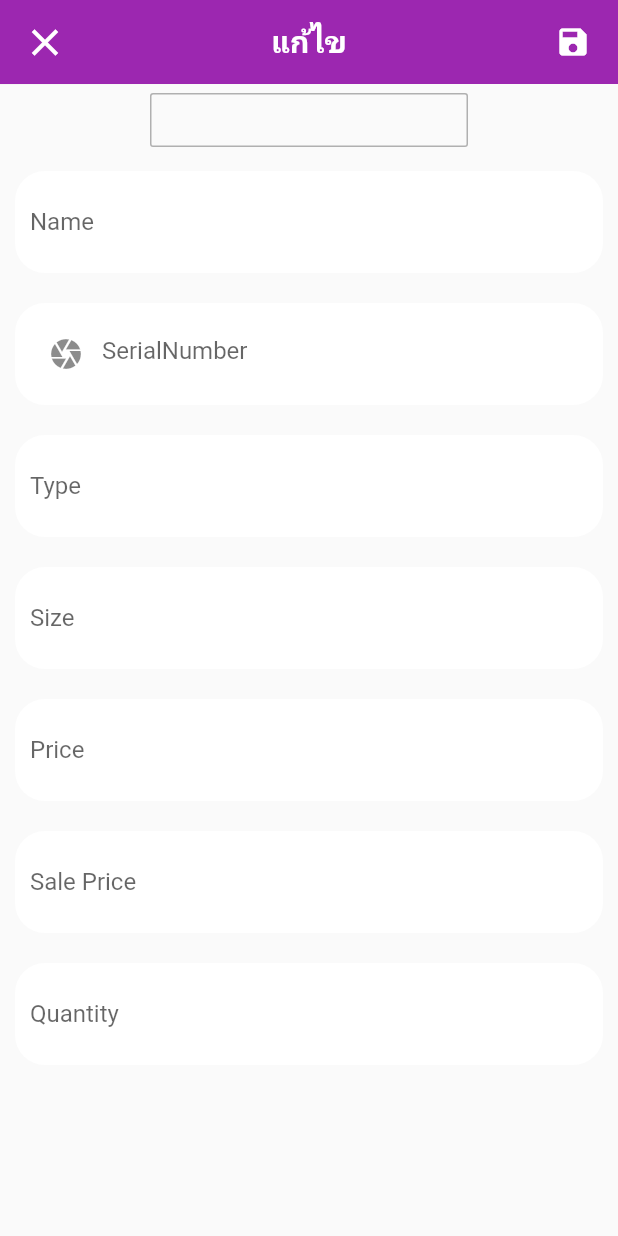
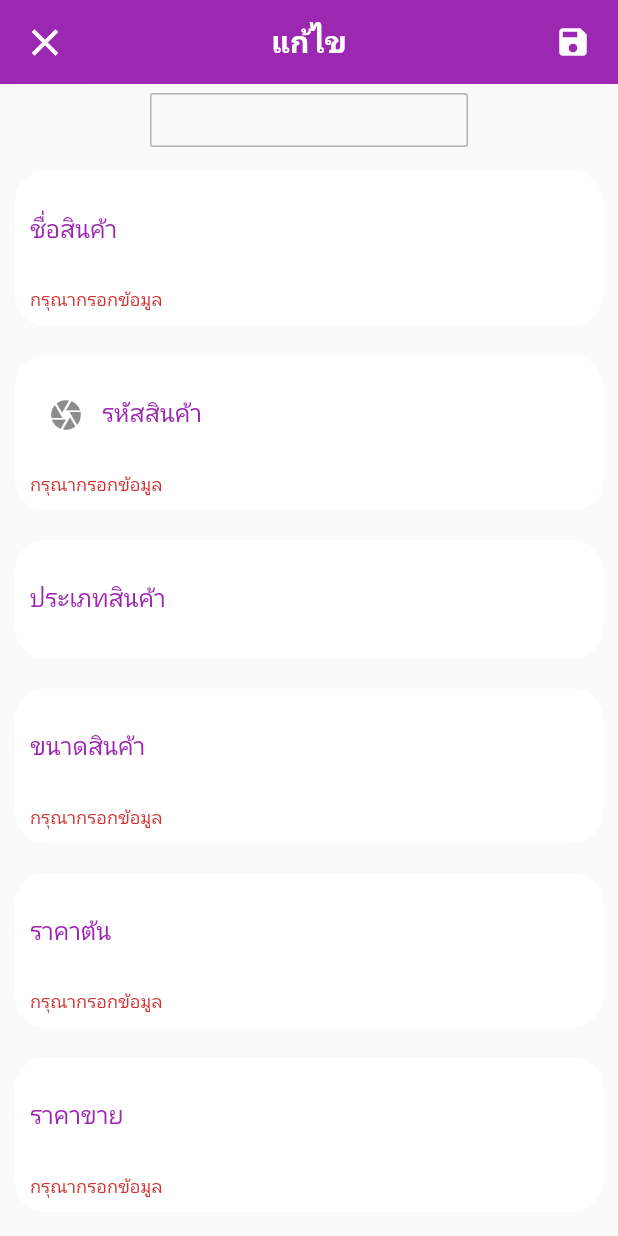
Before and after one commit to MelonDev/pos_flutter_app, a Flutter app: the ProductDetail screen opened directly with empty values, after a tap on the "edit" icon, on a phone screen of 412 x 824 dp. Run offline on Flutter 3.47's test engine with Material 2 defaults, Android fonts, the phone set to English and light mode, and no system bars; our stand-ins replace bloc, cloud_firestore, equatable, firebase_auth, firebase_database, firebase_storage and 8 more; missing offline and left inert: barcode_scan; accounts and stored records are empty; Roboto replaces fonts that are missing (Itim).

Commit message:
- Fix UI & Form

```diff
--- a/lib/page/page_add_products.dart
+++ b/lib/page/page_add_products.dart
@@ -237,7 +237,7 @@ class _addProductsState extends State<addProducts> {
                                                   border: InputBorder.none),
                                               validator: (value) {
                                                 if (value.isEmpty) {
-                                                  return 'The Name field cannot be empty';
+                                                  return 'กรุณากรอกข้อมูล';
                                                 }
                                                 return null;
                                               },
@@ -264,6 +264,7 @@ class _addProductsState extends State<addProducts> {
                                                 WhitelistingTextInputFormatter
                                                     .digitsOnly
                                               ],
+                                              autovalidate: true,
                                               decoration: InputDecoration(
                                                 labelText: "รหัสสินค้า",
                                                 labelStyle: TextStyle(
@@ -275,14 +276,15 @@ class _addProductsState extends State<addProducts> {
                                                   onPressed: () {
                                                     print("A0");
                                                     _externalBloc.add(
-                                                        OpenScannerExternalEvent(
-                                                            false));
+                                                      OpenScannerExternalEvent(
+                                                          false),
+                                                    );
                                                   },
                                                 ),
                                               ),
                                               validator: (value) {
                                                 if (value.isEmpty) {
-                                                  return 'The SerialNumber field cannot be empty';
+                                                  return 'กรุณากรอกข้อมูล';
                                                 }
                                                 return null;
                                               },
@@ -318,6 +320,7 @@ class _addProductsState extends State<addProducts> {
                                             padding: const EdgeInsets.all(10),
                                             child: TextFormField(
                                               controller: _typeTextController,
+                                              autovalidate: true,
                                               decoration: InputDecoration(
                                                 labelText: "ประเภทสินค้า",
                                                 labelStyle: TextStyle(
@@ -326,7 +329,7 @@ class _addProductsState extends State<addProducts> {
                                               ),
                                               validator: (value) {
                                                 if (value.isEmpty) {
-                                                  return 'The Type field cannot be empty';
+                                                  return 'กรุณากรอกข้อมูล';
                                                 }
                                                 return null;
                                               },
@@ -353,6 +356,7 @@ class _addProductsState extends State<addProducts> {
                                                 WhitelistingTextInputFormatter
                                                     .digitsOnly
                                               ],
+                                              autovalidate: true,
                                               decoration: InputDecoration(
                                                   labelText: "ขนาดสินค้า",
                                                   labelStyle: TextStyle(
@@ -360,7 +364,7 @@ class _addProductsState extends State<addProducts> {
                                                   border: InputBorder.none),
                                               validator: (value) {
                                                 if (value.isEmpty) {
-                                                  return 'The Size field cannot be empty';
+                                                  return 'กรุณากรอกข้อมูล';
                                                 }
                                                 return null;
                                               },
@@ -386,6 +390,7 @@ class _addProductsState extends State<addProducts> {
                                                 WhitelistingTextInputFormatter
                                                     .digitsOnly
                                               ],
+                                              autovalidate: true,
                                               decoration: InputDecoration(
                                                   labelText: "ราคาต้น",
                                                   labelStyle: TextStyle(
@@ -393,7 +398,7 @@ class _addProductsState extends State<addProducts> {
                                                   border: InputBorder.none),
                                               validator: (value) {
                                                 if (value.isEmpty) {
-                                                  return 'The Price field cannot be empty';
+                                                  return 'กรุณากรอกข้อมูล';
                                                 }
                                                 return null;
                                               },
@@ -420,6 +425,7 @@ class _addProductsState extends State<addProducts> {
                                                 WhitelistingTextInputFormatter
                                                     .digitsOnly
                                               ],
+                                              autovalidate: true,
                                               decoration: InputDecoration(
                                                   labelText: "ราคาขาย",
                                                   labelStyle: TextStyle(
@@ -427,7 +433,7 @@ class _addProductsState extends State<addProducts> {
                                                   border: InputBorder.none),
                                               validator: (value) {
                                                 if (value.isEmpty) {
-                                                  return 'The Price field cannot be empty';
+                                                  return 'กรุณากรอกข้อมูล';
                                                 }
                                                 return null;
                                               },
@@ -454,6 +460,7 @@ class _addProductsState extends State<addProducts> {
                                                 WhitelistingTextInputFormatter
                                                     .digitsOnly
                                               ],
+                                              autovalidate: true,
                                               decoration: InputDecoration(
                                                   labelText: "จำนวน",
                                                   labelStyle: TextStyle(
@@ -461,7 +468,7 @@ class _addProductsState extends State<addProducts> {
                                                   border: InputBorder.none),
                                               validator: (value) {
                                                 if (value.isEmpty) {
-                                                  return 'The Quantity field cannot be empty';
+                                                  return 'กรุณากรอกข้อมูล';
                                                 }
                                                 return null;
                                               },
@@ -508,7 +515,7 @@ class _addProductsState extends State<addProducts> {
                                                         context, zip, _image1));
                                                 _externalBloc.add(
                                                     InitialExternalEvent());
-                                              }else{
+                                              } else {
                                                 _showDialogIsNotEmpty(context);
                                               }
                                             },
--- a/lib/page/page_products_details.dart
+++ b/lib/page/page_products_details.dart
@@ -10,6 +10,7 @@ import 'package:posflutterapp/bloc/external/external_bloc.dart';
 import 'package:posflutterapp/bloc/firebase_crud/firebase_crud_bloc.dart';
 import 'package:posflutterapp/bloc/firebase_products/firebase_products_bloc.dart';
 import 'package:posflutterapp/models/products_models.dart';
+import 'package:rflutter_alert/rflutter_alert.dart';
 //import 'package:posflutterapp/page/page_edit_products_details.dart';
 
 class ProductDetails extends StatefulWidget {
@@ -107,6 +108,13 @@ class ProductDetail extends StatelessWidget {
   }
 
   Product zipProduct() {
+    if (_checkTextReady(_nameTextControllerProductDetails.text) &&
+        _checkTextReady(_serialNumberTextControllerProductDetails.text) &&
+        _checkTextReady(_typeTextControllerProductDetails.text) &&
+        _checkTextReady(_priceTextControllerProductDetails.text) &&
+        _checkTextReady(_salePriceTextControllerProductDetails.text) &&
+        _checkTextReady(_sizeTextControllerProductDetails.text) &&
+        _checkTextReady(_quantityTextControllerProductDetails.text)) {
       Product product = Product();
       product.id = id;
       product.name = _nameTextControllerProductDetails.text;
@@ -118,6 +126,29 @@ class ProductDetail extends StatelessWidget {
       product.quantity = _quantityTextControllerProductDetails.text;
       product.image = _product.image;
       return product;
+    } else {
+      return null;
+    }
+  }
+
+  bool _checkTextReady(String text) => text.length > 0;
+
+  _showDialogIsNotEmpty(BuildContext context) {
+    Alert(
+      context: context,
+
+      title: "กรุณากรอกข้อมูลให้ครบ !",
+      //desc: "เงินทอน ${change.toStringAsFixed(2)} บาท",
+      buttons: [
+        DialogButton(
+          child: Text("ยืนยัน"),
+          color: Colors.green,
+          onPressed: () {
+            Navigator.pop(context);
+          },
+        ),
+      ],
+    ).show();
   }
 
   @override
@@ -379,12 +410,15 @@ class ProductDetail extends StatelessWidget {
                                         enabled: _state is EditExternalState,
                                         controller:
                                             _nameTextControllerProductDetails,
+                                        autovalidate: true,
                                         decoration: InputDecoration(
-                                            hintText: "Name",
+                                            labelText: 'ชื่อสินค้า',
+                                            labelStyle:
+                                                TextStyle(color: Colors.purple),
                                             border: InputBorder.none),
                                         validator: (value) {
                                           if (value.isEmpty) {
-                                            return 'The Name field cannot be empty';
+                                            return 'กรุณากรอกข้อมูล';
                                           }
                                           return null;
                                         },
@@ -409,13 +443,14 @@ class ProductDetail extends StatelessWidget {
                                           WhitelistingTextInputFormatter
                                               .digitsOnly
                                         ],
+                                        autovalidate: true,
                                         decoration: InputDecoration(
-                                          hintText: "SerialNumber",
+                                          labelText: "รหัสสินค้า",
+                                          labelStyle: TextStyle(
+                                              color: Colors.purple),
                                           border: InputBorder.none,
                                           prefixIcon: IconButton(
-                                            icon: Icon(
-                                              Icons.camera,
-                                            ),
+                                            icon: Icon(Icons.camera),
                                             tooltip: "Scan",
                                             onPressed: () {
                                               print("A0");
@@ -427,7 +462,7 @@ class ProductDetail extends StatelessWidget {
                                         ),
                                         validator: (value) {
                                           if (value.isEmpty) {
-                                            return 'The SerialNumber field cannot be empty';
+                                            return 'กรุณากรอกข้อมูล';
                                           }
                                           return null;
                                         },
@@ -448,12 +483,14 @@ class ProductDetail extends StatelessWidget {
                                         controller:
                                             _typeTextControllerProductDetails,
                                         decoration: InputDecoration(
-                                          hintText: "Type",
+                                          labelText: "ประเภทสินค้า",
+                                          labelStyle: TextStyle(
+                                              color: Colors.purple),
                                           border: InputBorder.none,
                                         ),
                                         validator: (value) {
                                           if (value.isEmpty) {
-                                            return 'The Type field cannot be empty';
+                                            return 'กรุณากรอกข้อมูล';
                                           }
                                           return null;
                                         },
@@ -478,12 +515,15 @@ class ProductDetail extends StatelessWidget {
                                           WhitelistingTextInputFormatter
                                               .digitsOnly
                                         ],
+                                        autovalidate: true,
                                         decoration: InputDecoration(
-                                            hintText: "Size",
+                                            labelText: "ขนาดสินค้า",
+                                            labelStyle: TextStyle(
+                                                color: Colors.purple),
                                             border: InputBorder.none),
                                         validator: (value) {
                                           if (value.isEmpty) {
-                                            return 'The Size field cannot be empty';
+                                            return 'กรุณากรอกข้อมูล';
                                           }
                                           return null;
                                         },
@@ -508,12 +548,15 @@ class ProductDetail extends StatelessWidget {
                                           WhitelistingTextInputFormatter
                                               .digitsOnly
                                         ],
+                                        autovalidate: true,
                                         decoration: InputDecoration(
-                                            hintText: "Price",
+                                            labelText: "ราคาต้น",
+                                            labelStyle: TextStyle(
+                                                color: Colors.purple),
                                             border: InputBorder.none),
                                         validator: (value) {
                                           if (value.isEmpty) {
-                                            return 'The Price field cannot be empty';
+                                            return 'กรุณากรอกข้อมูล';
                                           }
                                           return null;
                                         },
@@ -538,12 +581,15 @@ class ProductDetail extends StatelessWidget {
                                           WhitelistingTextInputFormatter
                                               .digitsOnly
                                         ],
+                                        autovalidate: true,
                                         decoration: InputDecoration(
-                                            hintText: "Sale Price",
+                                            labelText: "ราคาขาย",
+                                            labelStyle: TextStyle(
+                                                color: Colors.purple),
                                             border: InputBorder.none),
                                         validator: (value) {
                                           if (value.isEmpty) {
-                                            return 'The Price field cannot be empty';
+                                            return 'กรุณากรอกข้อมูล';
                                           }
                                           return null;
                                         },
@@ -568,12 +614,15 @@ class ProductDetail extends StatelessWidget {
                                           WhitelistingTextInputFormatter
                                               .digitsOnly
                                         ],
+                                        autovalidate: true,
                                         decoration: InputDecoration(
-                                            hintText: "Quantity",
+                                            labelText: "จำนวน",
+                                            labelStyle: TextStyle(
+                                                color: Colors.purple),
                                             border: InputBorder.none),
                                         validator: (value) {
                                           if (value.isEmpty) {
-                                            return 'The Quantity field cannot be empty';
+                                            return 'กรุณากรอกข้อมูล';
                                           }
                                           return null;
                                         },
```
Also changed, not shown: lib/page/home_page.dart (+28 -10 lines). Lines whose indentation alone changed are shown as unchanged.
